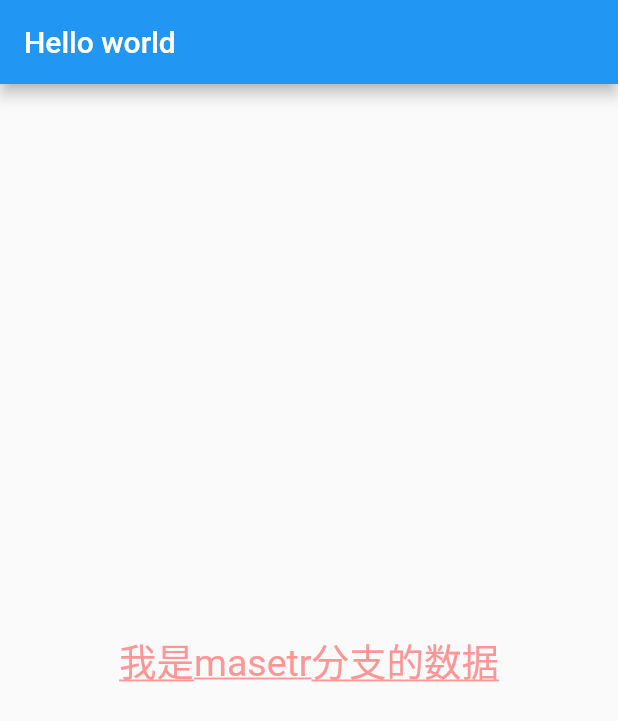
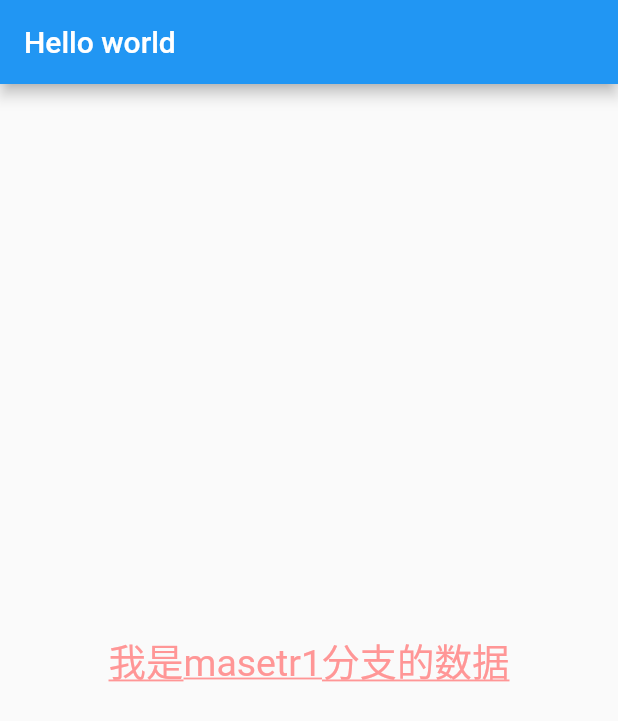
Before and after one commit to zhuzilyy/flutter_app, a Flutter app: the screen it shows after launch, on a phone screen of 412 x 824 dp. Shown: the top 721 px of the screen. Run offline on Flutter 3.47's test engine with Material 2 defaults, Android fonts, the phone set to English and light mode, and no system bars.

Commit message:
添加master1文件

```diff
--- a/lib/main.dart
+++ b/lib/main.dart
@@ -15,7 +15,7 @@ class MyApp extends StatelessWidget{
         ),
         body: Center(
           child: Text(
-                  "我是masetr分支的数据",
+                  "我是masetr1分支的数据",
             textAlign: TextAlign.left,
         /*    maxLines: 1,
             overflow: TextOverflow.ellipsis,*/
```
Also changed, not shown: lib/master1.dart (added).
